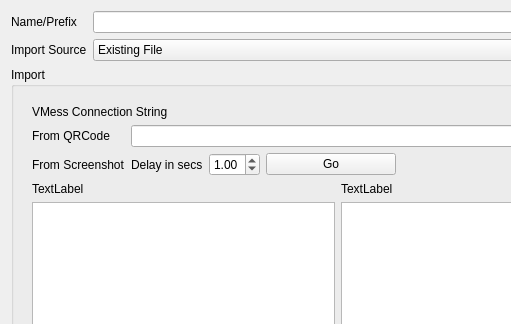
This is src/ui/w_ImportConfig.ui in darsvador/qvssr as Qt 5 draws it before an edit; both pictures show x 0 to 511 and y 0 to 324 of the 675 by 485 pixel window. The edited form follows.
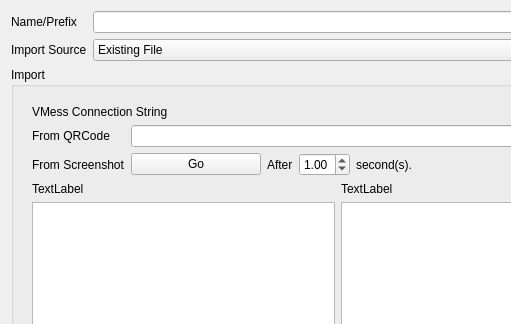
This is the edited form. The open tabs and pages were chosen to show the change.

Commit message: [add] Added vmess:// shares and vmess:// QRCode import, support multiple lines vmess:// supported importing image

```diff
--- a/src/ui/w_ImportConfig.ui
+++ b/src/ui/w_ImportConfig.ui
@@ -188,29 +188,6 @@
             </item>
             <item row="1" column="1">
              <layout class="QHBoxLayout" name="horizontalLayout_6">
-              <item>
-               <widget class="QLabel" name="label_6">
-                <property name="text">
-                 <string>Delay in secs</string>
-                </property>
-               </widget>
-              </item>
-              <item>
-               <widget class="QDoubleSpinBox" name="doubleSpinBox">
-                <property name="maximum">
-                 <double>5.000000000000000</double>
-                </property>
-                <property name="singleStep">
-                 <double>0.250000000000000</double>
-                </property>
-                <property name="stepType">
-                 <enum>QAbstractSpinBox::AdaptiveDecimalStepType</enum>
-                </property>
-                <property name="value">
-                 <double>1.000000000000000</double>
-                </property>
-               </widget>
-              </item>
               <item>
                <widget class="QPushButton" name="qrFromScreenBtn">
                 <property name="sizePolicy">
@@ -230,6 +207,36 @@
                 </property>
                </widget>
               </item>
+              <item>
+               <widget class="QLabel" name="label_6">
+                <property name="text">
+                 <string>After</string>
+                </property>
+               </widget>
+              </item>
+              <item>
+               <widget class="QDoubleSpinBox" name="doubleSpinBox">
+                <property name="maximum">
+                 <double>5.000000000000000</double>
+                </property>
+                <property name="singleStep">
+                 <double>0.500000000000000</double>
+                </property>
+                <property name="stepType">
+                 <enum>QAbstractSpinBox::AdaptiveDecimalStepType</enum>
+                </property>
+                <property name="value">
+                 <double>1.000000000000000</double>
+                </property>
+               </widget>
+              </item>
+              <item>
+               <widget class="QLabel" name="label_9">
+                <property name="text">
+                 <string>second(s).</string>
+                </property>
+               </widget>
+              </item>
               <item>
                <spacer name="horizontalSpacer_2">
                 <property name="orientation">
```
Left out of the diff: 4 changed lines with no effect on the pictures. The commit also changes 13 other files.
